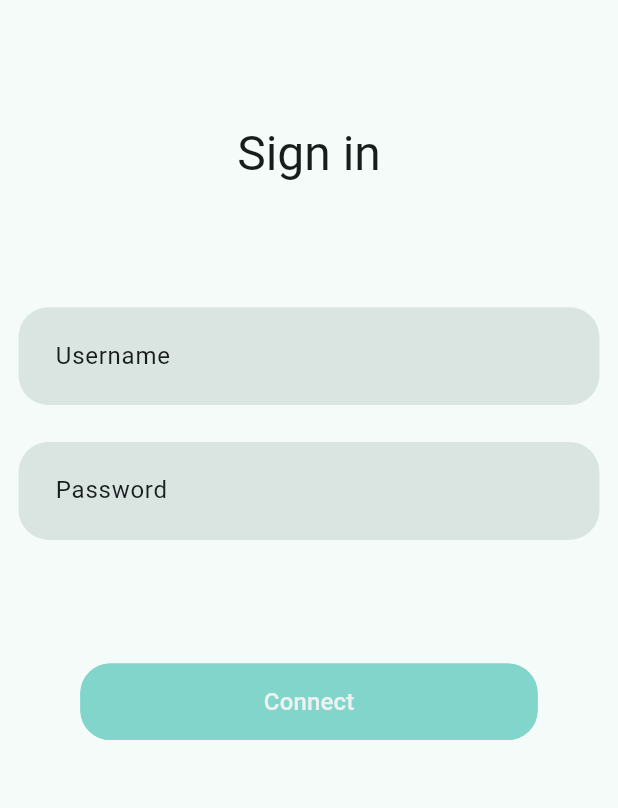
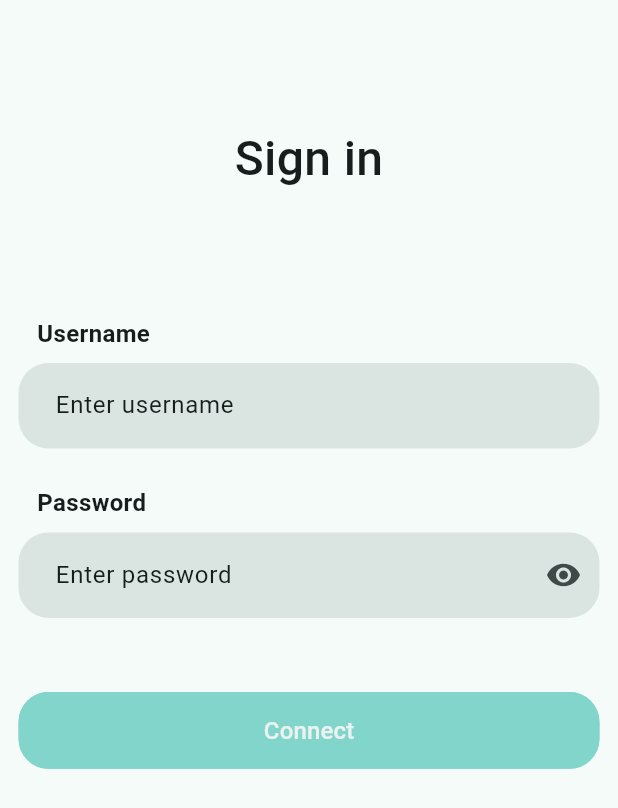
Before and after one commit to saifeddinbahri/gym_flair_app_flutter, a Flutter app: the screen it shows after launch, on a phone screen of 412 x 824 dp. Shown: the top 808 px of the screen. Run offline on Flutter 3.47's test engine with Material 3 defaults, Android fonts, the phone set to English and light mode, and no system bars; our stand-ins replace google_fonts.

Commit message:
Refactor login screen ui for improved visual ui

```diff
--- a/lib/screens/login/login_screen.dart
+++ b/lib/screens/login/login_screen.dart
@@ -3,6 +3,7 @@ import 'package:flutter/cupertino.dart';
 import 'package:flutter/material.dart';
 import 'package:flutter/widgets.dart';
 import 'package:gym_flair/screens/login/controllers/login_form_controller.dart';
+import 'package:gym_flair/screens/login/widgets/input_label.dart';
 import 'package:gym_flair/screens/login/widgets/login_submit_button.dart';
 import 'package:gym_flair/screens/login/widgets/login_text_field.dart';
 import 'package:gym_flair/shared/sizes.dart';
@@ -20,6 +21,7 @@ class _LoginScreenState extends State<LoginScreen> {
   final TextEditingController _username = TextEditingController();
   final TextEditingController _password = TextEditingController();
   final LoginFormController _formController = LoginFormController();
+  bool _hidePassword = true;
 
   @override
   Widget build(BuildContext context) {
@@ -41,36 +43,51 @@ class _LoginScreenState extends State<LoginScreen> {
           crossAxisAlignment: CrossAxisAlignment.stretch,
           children: [
             Text('Sign in',
-              style: Theme.of(context).textTheme.headlineLarge,
+              style: TextStyle(
+                fontSize: Theme.of(context).textTheme.headlineLarge!.fontSize,
+                fontWeight: FontWeight.w500
+              ),
               textAlign: TextAlign.center,
             ),
              SizedBox(
               height: screenHeight*0.1,
             ),
+           const LoginInputLabel(label: 'Username'),
+            SizedBox(
+              height: screenHeight*0.01,
+            ),
             LoginFormField(
               context: context,
               controller: _username,
-              hintText: 'Username',
+              hintText: 'Enter username',
               validator: (value){_formController.validateUsername(value);},
             ),
              SizedBox(
               height: screenHeight*0.03,
             ),
+            const LoginInputLabel(label: 'Password'),
+            SizedBox(
+              height: screenHeight*0.01,
+            ),
             LoginFormField(
               context: context,
               controller: _password,
-              hintText: 'Password',
+              hintText: 'Enter password',
               validator:  (value){_formController.validatePassword(value);},
+              obscureText: _hidePassword,
+              icon: IconButton(
+                icon: Icon(_hidePassword ? Icons.visibility: Icons.visibility_off),
+                onPressed: () => setState(() {
+                  _hidePassword = !_hidePassword;
+                }),
+              ),
             ),
             SizedBox(
-              height: screenHeight*0.1,
+              height: screenHeight*0.06,
             ),
-            Padding(
-              padding: EdgeInsets.symmetric(horizontal: screenWidth*0.1 ),
-              child: LoginSubmitButton(
-                onPressed: () {  },
-                text: 'Connect',
-              ),
+            LoginSubmitButton(
+              onPressed: () {  },
+              text: 'Connect',
             ),
           ],
         )
--- /dev/null
+++ b/lib/screens/login/widgets/input_label.dart
@@ -0,0 +1,26 @@
+
+import 'package:flutter/material.dart';
+
+class LoginInputLabel extends StatelessWidget {
+  final String label;
+  const LoginInputLabel({
+    super.key,
+    required this.label
+  });
+
+  @override
+  Widget build(BuildContext context) {
+    double screenWidth = MediaQuery.of(context).size.width;
+    double screenHeight = MediaQuery.of(context).size.height;
+
+    return Padding(
+      padding: EdgeInsets.only(left: screenWidth*0.03),
+      child: Text(label,
+          style: TextStyle(
+            fontSize: Theme.of(context).textTheme.titleMedium!.fontSize,
+            fontWeight: FontWeight.bold
+          )
+      ),
+    );
+  }
+}
--- a/lib/screens/login/widgets/login_submit_button.dart
+++ b/lib/screens/login/widgets/login_submit_button.dart
@@ -21,7 +21,7 @@ class LoginSubmitButton extends StatelessWidget {
         backgroundColor: Theme.of(context).colorScheme.inversePrimary,
         side: BorderSide(color: Theme.of(context).colorScheme.inversePrimary),
         fixedSize: Size(
-            MediaQuery.of(context).size.width*0.7,
+            double.infinity,
             MediaQuery.of(context).
              size.height*ConstantSizes.buttonHeight),
         shape: RoundedRectangleBorder(
--- a/lib/screens/login/widgets/login_text_field.dart
+++ b/lib/screens/login/widgets/login_text_field.dart
@@ -7,8 +7,8 @@ class LoginFormField extends TextFormField {
     super.key,
     required TextEditingController super.controller,
     String? hintText,
-    IconData? icon,
-    bool obscureText = false,
+    Widget? icon,
+    super.obscureText,
     String? Function(String?)? validator,
     required BuildContext context
   }) : super(
@@ -23,7 +23,7 @@ class LoginFormField extends TextFormField {
       fillColor: Theme.of(context).colorScheme.surfaceVariant,
       hintText: hintText,
       hintStyle: Theme.of(context).textTheme.bodyLarge,
-      suffixIcon: icon != null ? Icon(icon) : null,
+      suffixIcon: icon,
       enabledBorder: OutlineInputBorder(
         borderSide: BorderSide.none ,
         borderRadius: BorderRadius.circular(
--- a/lib/shared/sizes.dart
+++ b/lib/shared/sizes.dart
@@ -2,7 +2,7 @@
 class ConstantSizes {
 
   static const double buttonHeight = 0.062;
-  static const double inputVerticalPadding = 0.025;
+  static const double inputVerticalPadding = 0.02;
   static const double inputHorizontalPadding = 0.05;
   static const double horizontalPadding = 0.03;
   static const double circularRadius = 20.0;
```
